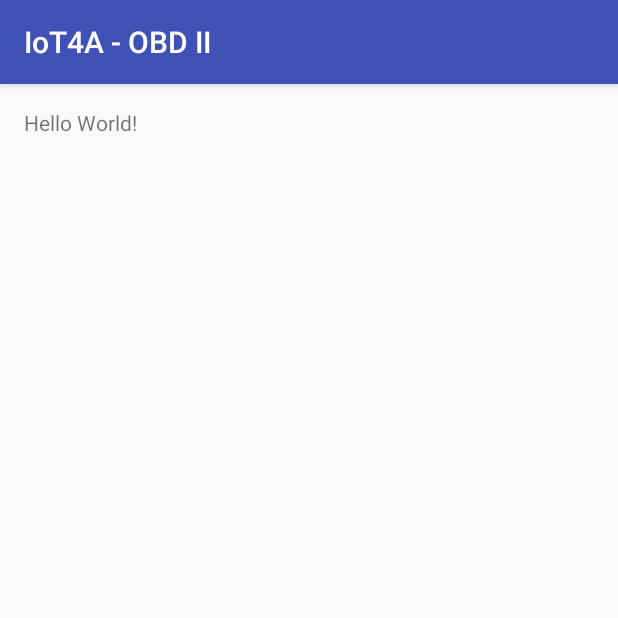
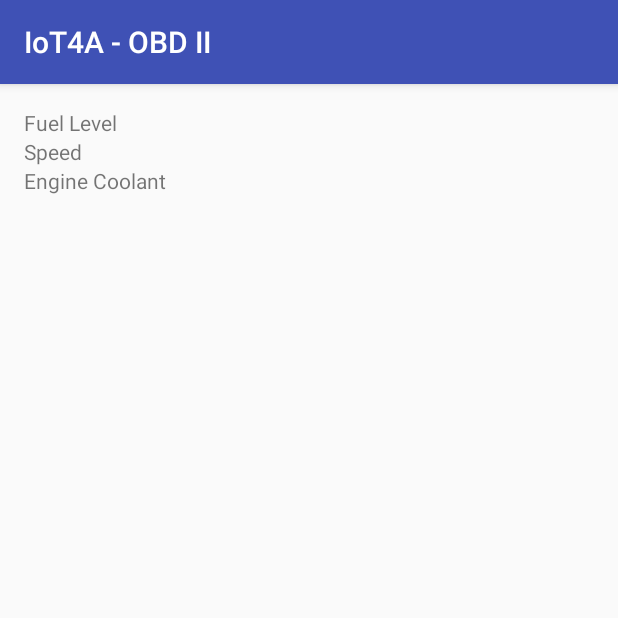
Before and after one commit to ibm-watson-iot/cvi-starter-obd-android, an Android app: the screen it shows after launch (Home), on a phone screen of 412 x 824 dp, the top half of it. Run offline under Robolectric (Android 15) with nearby library versions, the phone set to English and light mode, and no system bars; libraries missing offline, so code that uses them is left out: com.github.pires.obd.

Commit message:
Update values on the screen

```diff
--- a/app/src/main/java/obdii/starter/automotive/iot/ibm/com/iot4a_obdii/Home.java
+++ b/app/src/main/java/obdii/starter/automotive/iot/ibm/com/iot4a_obdii/Home.java
@@ -103,6 +103,10 @@ public class Home extends AppCompatActivity {
     }
 
     public void permissionsGranted() {
+        final TextView fuelLevelValue = (TextView) findViewById(R.id.fuelLevelValue);
+        final TextView speedValue = (TextView) findViewById(R.id.speedValue);
+        final TextView engineCoolantValue = (TextView) findViewById(R.id.engineCoolantValue);
+
         if (!bluetoothAdapter.isEnabled()) {
             Intent enableBluetooth = new Intent(BluetoothAdapter.ACTION_REQUEST_ENABLE);
             startActivityForResult(enableBluetooth, 1);
@@ -133,12 +137,9 @@ public class Home extends AppCompatActivity {
                                @Override
                                public void onClick(DialogInterface dialog, int which)
                                {
-
                                    dialog.dismiss();
                                    int position = ((AlertDialog) dialog).getListView().getCheckedItemPosition();
                                    userDeviceAddress = deviceAdresses.get(position);
-
-//                                   Toast.makeText(getApplicationContext(), userDeviceAddress, Toast.LENGTH_SHORT).show();
 
                                    BluetoothAdapter btAdapter = BluetoothAdapter.getDefaultAdapter();
                                    BluetoothDevice device = btAdapter.getRemoteDevice(deviceAdresses.get(position));
@@ -175,21 +176,25 @@ public class Home extends AppCompatActivity {
                                        }
                                    }
 
-                                   while (!Thread.currentThread().isInterrupted())
-                                   {
+                                   while (!Thread.currentThread().isInterrupted()) {
                                        try {
                                            SpeedCommand speedCommand = new SpeedCommand();
                                            speedCommand.run(socket.getInputStream(), socket.getOutputStream());
+
                                            Log.d("Speed", speedCommand.getFormattedResult());
+                                           speedValue.setText(speedCommand.getFormattedResult());
 
                                            FuelLevelCommand fuelLevelCommand = new FuelLevelCommand();
                                            fuelLevelCommand.run(socket.getInputStream(), socket.getOutputStream());
-                                           Log.d("Fuel", fuelLevelCommand.getFormattedResult());
+
+                                           Log.d("Fuel Level", fuelLevelCommand.getFormattedResult());
+                                           fuelLevelValue.setText(fuelLevelCommand.getFormattedResult());
 
                                            EngineCoolantTemperatureCommand engineCoolantTemperatureCommand = new EngineCoolantTemperatureCommand();
                                            engineCoolantTemperatureCommand.run(socket.getInputStream(), socket.getOutputStream());
 
-                                           Log.d("Coolant", engineCoolantTemperatureCommand.getFormattedResult());
+                                           Log.d("Engine Coolant", engineCoolantTemperatureCommand.getFormattedResult());
+                                           engineCoolantValue.setText(engineCoolantTemperatureCommand.getFormattedResult());
                                        } catch (IOException e) {
                                            e.printStackTrace();
                                        } catch (InterruptedException e) {
--- a/app/src/main/res/layout/activity_home.xml
+++ b/app/src/main/res/layout/activity_home.xml
@@ -12,6 +12,22 @@
     <TextView
         android:layout_width="wrap_content"
         android:layout_height="wrap_content"
-        android:text="Hello World!"
+        android:text="Fuel Level"
         android:id="@+id/fuelLevelValue" />
+
+    <TextView
+        android:layout_width="wrap_content"
+        android:layout_height="wrap_content"
+        android:text="Speed"
+        android:id="@+id/speedValue"
+        android:layout_below="@+id/fuelLevelValue"
+        android:layout_alignParentStart="true" />
+
+    <TextView
+        android:layout_width="wrap_content"
+        android:layout_height="wrap_content"
+        android:text="Engine Coolant"
+        android:id="@+id/engineCoolantValue"
+        android:layout_below="@+id/speedValue"
+        android:layout_alignParentStart="true" />
 </RelativeLayout>
```
